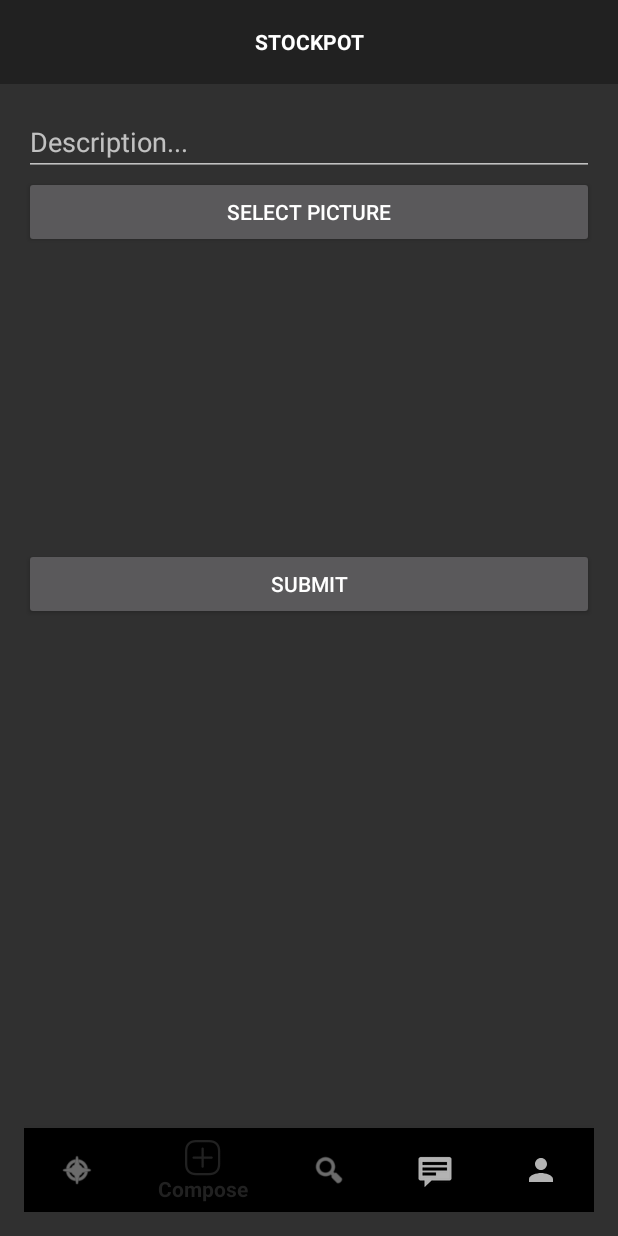
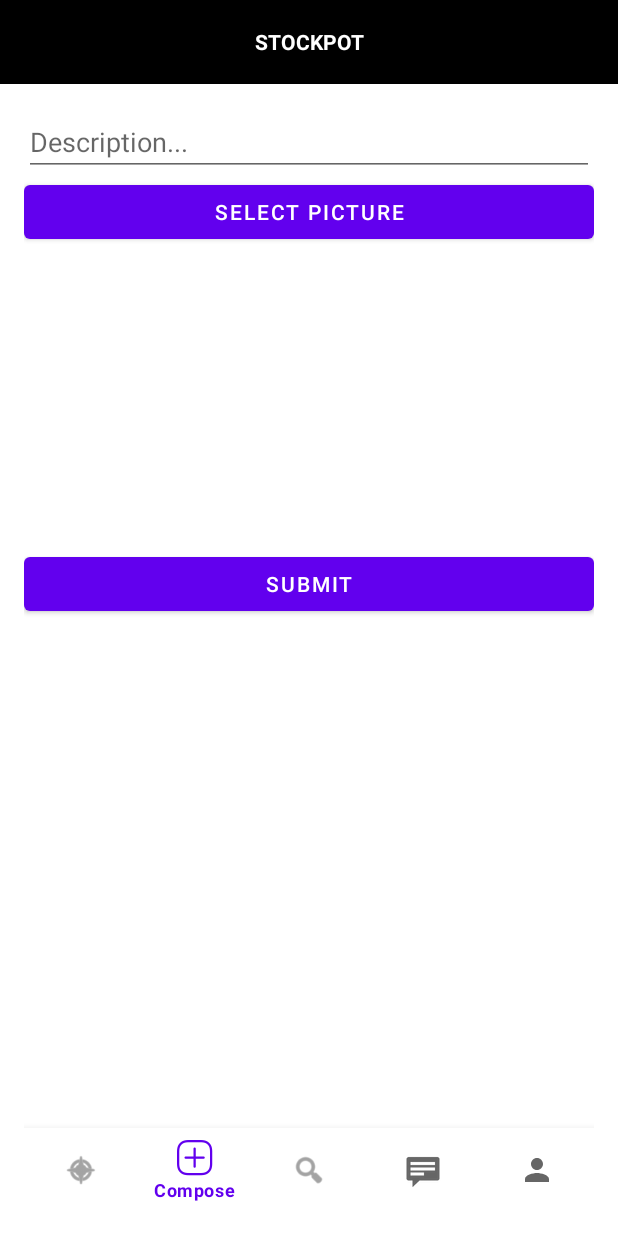
Before and after one commit to Codepath-Group-5/Group5, an Android app: the MainActivity screen opened directly, with no data from a screen before it, item 2 of the bottom bar chosen, on a phone screen of 412 x 824 dp. Run offline under Robolectric (Android 15) with nearby library versions, the phone set to English and light mode, and no system bars; libraries missing offline, so code that uses them is left out: com.parse; pictures from the network do not load; 5 statements that could not run were skipped.

Commit message:
Fixed: Toolbar bug where dark mode was unintentionally activated

```diff
--- a/app/src/main/res/layout/activity_main.xml
+++ b/app/src/main/res/layout/activity_main.xml
@@ -13,7 +13,7 @@
         android:layout_width="match_parent"
         android:layout_height="wrap_content"
         app:titleTextColor="@android:color/white"
-        android:background="?attr/colorPrimary"
+        android:background="@color/black"
         >
 
 
--- a/app/src/main/res/layout/activity_stockdetail.xml
+++ b/app/src/main/res/layout/activity_stockdetail.xml
@@ -13,7 +13,7 @@
         android:layout_width="match_parent"
         android:layout_height="wrap_content"
         app:titleTextColor="@android:color/white"
-        android:background="?attr/colorPrimary"
+        android:background="@color/black"
         >
 
 
--- a/app/src/main/res/values/styles.xml
+++ b/app/src/main/res/values/styles.xml
@@ -2,7 +2,7 @@
 <resources>
     <!-- Base application theme. -->
 
-    <style name="AppTheme" parent="Theme.AppCompat.NoActionBar">
+    <style name="AppTheme" parent="Theme.MaterialComponents.DayNight.NoActionBar">
         <item name="windowActionBar">false</item>
         <item name="windowNoTitle">true</item>
     </style>
```
